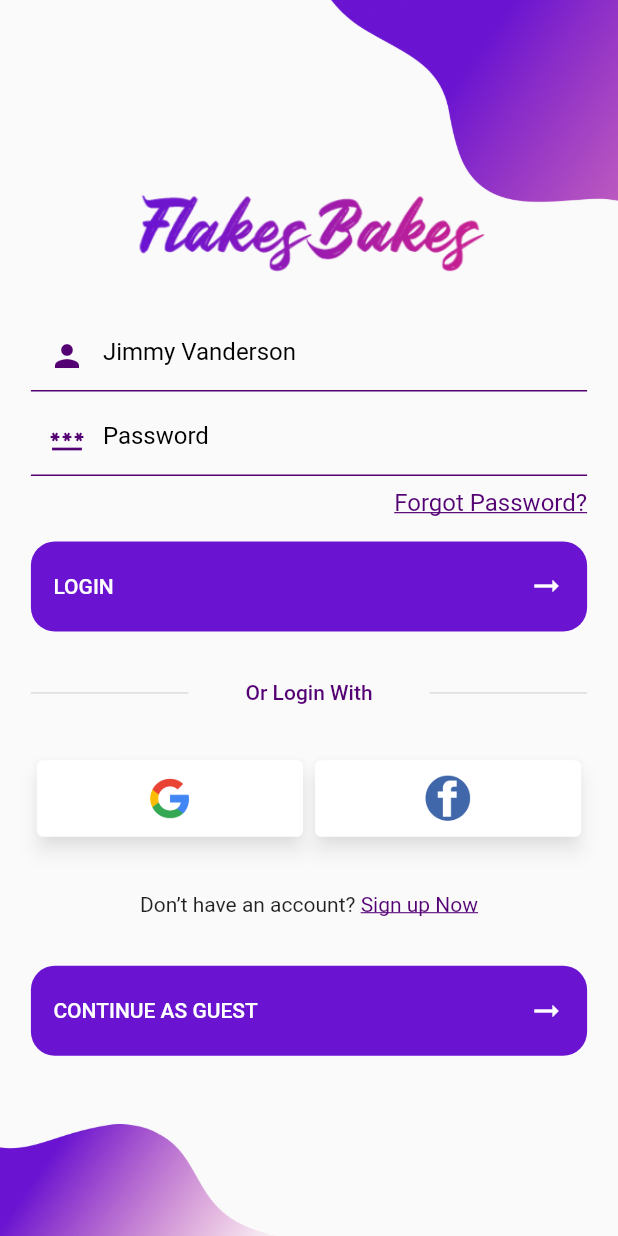
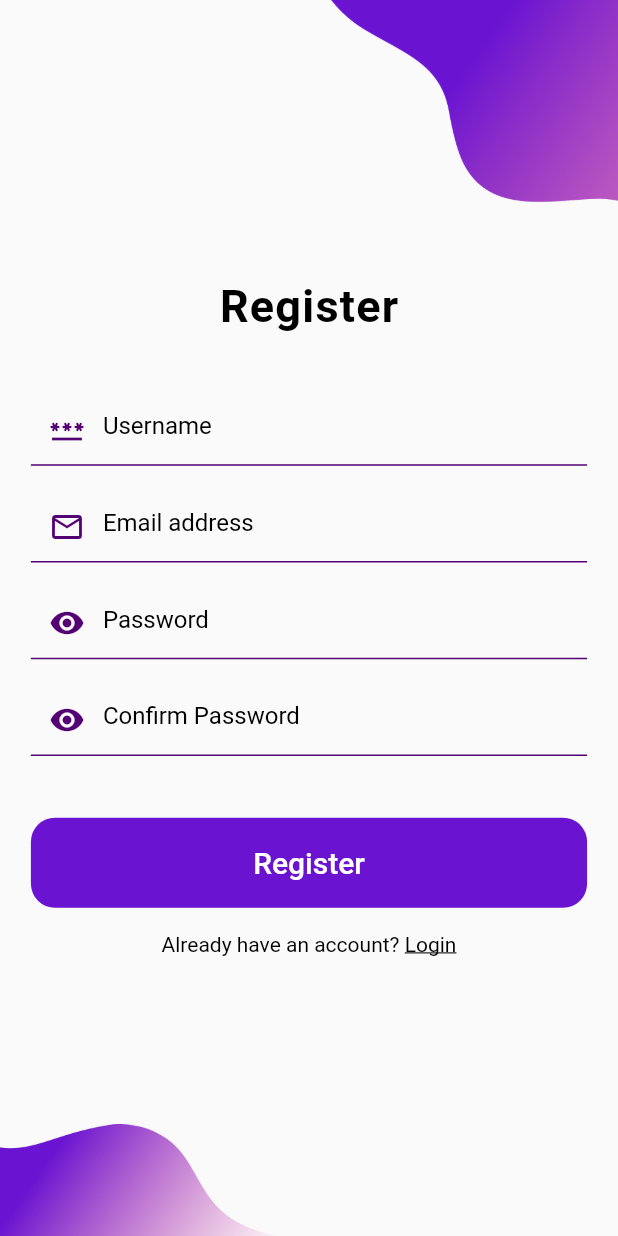
Before and after one commit to achyutpratham7/flakes_bakes, a Flutter app: the screen it shows after launch, after a tap on "Sign up Now", on a phone screen of 412 x 824 dp. Run offline on Flutter 3.47's test engine with Material 2 defaults, Android fonts, the phone set to English and light mode, and no system bars; our stand-ins replace get, responsive_builder.

Commit message:
two screen

```diff
--- a/lib/main.dart
+++ b/lib/main.dart
@@ -1,5 +1,6 @@
 import 'package:flakes_bakes/screens/splash_screen.dart';
 import 'package:flutter/material.dart';
+import 'package:get/get_navigation/get_navigation.dart';
 
 void main() {
   runApp(const MyApp());
@@ -11,13 +12,13 @@ class MyApp extends StatelessWidget {
   // This widget is the root of your application.
   @override
   Widget build(BuildContext context) {
-    return MaterialApp(
-      title: 'Flutter Demo',
+    return GetMaterialApp(
+      title: 'Flakes Bakes',
       debugShowCheckedModeBanner: false,
       theme: ThemeData(
         primarySwatch: Colors.blue,
       ),
-      home: splash_screen(),
+      home: SplashScreen(),
     );
   }
 }
--- /dev/null
+++ b/lib/screens/guest_screen.dart
@@ -0,0 +1,15 @@
+import 'package:flutter/material.dart';
+
+class GuestScreen extends StatefulWidget {
+  const GuestScreen({super.key});
+
+  @override
+  State<GuestScreen> createState() => _GuestScreenState();
+}
+
+class _GuestScreenState extends State<GuestScreen> {
+  @override
+  Widget build(BuildContext context) {
+    return Scaffold();
+  }
+}
--- a/lib/screens/login_screen.dart
+++ b/lib/screens/login_screen.dart
@@ -1,14 +1,19 @@
+import 'package:flakes_bakes/screens/register_screen.dart';
 import 'package:flutter/material.dart';
+import 'package:get/get.dart';
+import 'package:get/get_core/src/get_main.dart';
 import 'package:responsive_builder/responsive_builder.dart';
 
-class login_screen extends StatefulWidget {
-  const login_screen({super.key});
+class LoginScreen extends StatefulWidget {
+  const LoginScreen({super.key});
 
   @override
-  State<login_screen> createState() => _login_screenState();
+  State<LoginScreen> createState() => _LoginScreenState();
 }
 
-class _login_screenState extends State<login_screen> {
+class _LoginScreenState extends State<LoginScreen> {
+  TextEditingController userName = TextEditingController();
+  TextEditingController userPassword = TextEditingController();
   @override
   Widget build(BuildContext context) {
     double height = MediaQuery.of(context).size.height;
@@ -42,6 +47,7 @@ class _login_screenState extends State<login_screen> {
                         height: height * 0.03,
                       ),
                       TextFormField(
+                        controller: userName,
                         cursorColor: const Color(0xff540174),
                         decoration: const InputDecoration(
                             border: UnderlineInputBorder(
@@ -65,6 +71,7 @@ class _login_screenState extends State<login_screen> {
                         height: height * 0.01,
                       ),
                       TextFormField(
+                        controller: userPassword,
                         obscureText: true,
                         cursorColor: const Color(0xff540174),
                         decoration: const InputDecoration(
@@ -205,7 +212,10 @@ class _login_screenState extends State<login_screen> {
                         children: [
                           const Text('Don’t have an account? '),
                           InkWell(
-                            onTap: () {},
+                            onTap: () {
+                              Get.to(const RegisterScreen(),
+                                  transition: Transition.cupertino);
+                            },
                             child: const Text(
                               'Sign up Now',
                               style: TextStyle(
--- /dev/null
+++ b/lib/screens/register_screen.dart
@@ -0,0 +1,230 @@
+import 'package:flakes_bakes/screens/guest_screen.dart';
+import 'package:flutter/cupertino.dart';
+import 'package:flutter/material.dart';
+import 'package:get/get.dart';
+import 'package:get/get_core/src/get_main.dart';
+import 'package:responsive_builder/responsive_builder.dart';
+
+class RegisterScreen extends StatefulWidget {
+  const RegisterScreen({super.key});
+
+  @override
+  State<RegisterScreen> createState() => _RegisterScreenState();
+}
+
+class _RegisterScreenState extends State<RegisterScreen> {
+  TextEditingController registername = TextEditingController();
+  TextEditingController registeremail = TextEditingController();
+  TextEditingController registerpassword = TextEditingController();
+  TextEditingController registerconfirmpassword = TextEditingController();
+
+  @override
+  Widget build(BuildContext context) {
+    double height = MediaQuery.of(context).size.height;
+    double width = MediaQuery.of(context).size.width;
+    return Scaffold(
+        resizeToAvoidBottomInset: false,
+        body: ResponsiveBuilder(
+          builder: (context, sizingInformation) {
+            return Stack(
+              fit: StackFit.loose,
+              children: [
+                Align(
+                    alignment: Alignment.topRight,
+                    child: Image.asset("assets/images/bc_top.png",
+                        width: sizingInformation.localWidgetSize.width / 2)),
+                Center(
+                  child: Container(
+                    width: width * 0.9,
+                    child: Column(
+                      mainAxisAlignment: MainAxisAlignment.center,
+                      crossAxisAlignment: CrossAxisAlignment.center,
+                      children: [
+                        Text(
+                          'Register',
+                          style: TextStyle(
+                              color: Colors.black,
+                              fontWeight: FontWeight.w700,
+                              fontSize: 30,
+                              letterSpacing: 0.8),
+                        ),
+                        SizedBox(
+                          height: height * 0.05,
+                        ),
+                        TextFormField(
+                          controller: registername,
+                          obscureText: true,
+                          cursorColor: const Color(0xff540174),
+                          decoration: const InputDecoration(
+                              border: UnderlineInputBorder(
+                                borderSide:
+                                    BorderSide(color: Color(0xff540174)),
+                              ),
+                              focusedBorder: UnderlineInputBorder(
+                                borderSide:
+                                    BorderSide(color: Color(0xff540174)),
+                              ),
+                              enabledBorder: UnderlineInputBorder(
+                                borderSide:
+                                    BorderSide(color: Color(0xff540174)),
+                              ),
+                              prefixIcon: Icon(
+                                Icons.password,
+                                color: Color(0xff540174),
+                              ),
+                              hintText: 'Username',
+                              hintStyle:
+                                  TextStyle(fontSize: 16, color: Colors.black)),
+                        ),
+                        SizedBox(
+                          height: height * 0.02,
+                        ),
+                        TextFormField(
+                          controller: registeremail,
+                          obscureText: true,
+                          cursorColor: const Color(0xff540174),
+                          decoration: const InputDecoration(
+                              border: UnderlineInputBorder(
+                                borderSide:
+                                    BorderSide(color: Color(0xff540174)),
+                              ),
+                              focusedBorder: UnderlineInputBorder(
+                                borderSide:
+                                    BorderSide(color: Color(0xff540174)),
+                              ),
+                              enabledBorder: UnderlineInputBorder(
+                                borderSide:
+                                    BorderSide(color: Color(0xff540174)),
+                              ),
+                              prefixIcon: Icon(
+                                Icons.email_outlined,
+                                color: Color(0xff540174),
+                              ),
+                              hintText: 'Email address',
+                              hintStyle:
+                                  TextStyle(fontSize: 16, color: Colors.black)),
+                        ),
+                        SizedBox(
+                          height: height * 0.02,
+                        ),
+                        TextFormField(
+                          controller: registerpassword,
+                          obscureText: true,
+                          cursorColor: const Color(0xff540174),
+                          decoration: const InputDecoration(
+                              border: UnderlineInputBorder(
+                                borderSide:
+                                    BorderSide(color: Color(0xff540174)),
+                              ),
+                              focusedBorder: UnderlineInputBorder(
+                                borderSide:
+                                    BorderSide(color: Color(0xff540174)),
+                              ),
+                              enabledBorder: UnderlineInputBorder(
+                                borderSide:
+                                    BorderSide(color: Color(0xff540174)),
+                              ),
+                              prefixIcon: Icon(
+                                Icons.remove_red_eye,
+                                color: Color(0xff540174),
+                              ),
+                              hintText: 'Password',
+                              hintStyle:
+                                  TextStyle(fontSize: 16, color: Colors.black)),
+                        ),
+                        SizedBox(
+                          height: height * 0.02,
+                        ),
+                        TextFormField(
+                          controller: registerconfirmpassword,
+                          obscureText: true,
+                          cursorColor: const Color(0xff540174),
+                          decoration: const InputDecoration(
+                              border: UnderlineInputBorder(
+                                borderSide:
+                                    BorderSide(color: Color(0xff540174)),
+                              ),
+                              focusedBorder: UnderlineInputBorder(
+                                borderSide:
+                                    BorderSide(color: Color(0xff540174)),
+                              ),
+                              enabledBorder: UnderlineInputBorder(
+                                borderSide:
+                                    BorderSide(color: Color(0xff540174)),
+                              ),
+                              prefixIcon: Icon(
+                                Icons.remove_red_eye,
+                                color: Color(0xff540174),
+                              ),
+                              hintText: 'Confirm Password',
+                              hintStyle:
+                                  TextStyle(fontSize: 16, color: Colors.black)),
+                        ),
+                        SizedBox(
+                          height: height * 0.05,
+                        ),
+                        TextButton(
+                          style: TextButton.styleFrom(
+                            fixedSize: Size(width * 0.9, 60),
+                            backgroundColor: const Color(0xFF6A14D1),
+                            shape: RoundedRectangleBorder(
+                              borderRadius: BorderRadius.circular(16),
+                            ),
+                            padding: const EdgeInsets.symmetric(
+                                vertical: 15, horizontal: 15),
+                          ),
+                          onPressed: () {},
+                          child: Row(
+                            mainAxisAlignment: MainAxisAlignment.center,
+                            children: const [
+                              Text(
+                                'Register',
+                                style: TextStyle(
+                                    color: Colors.white,
+                                    fontWeight: FontWeight.w500,
+                                    fontSize: 20),
+                              ),
+                            ],
+                          ),
+                        ),
+                        SizedBox(
+                          height: height * 0.02,
+                        ),
+                        Wrap(
+                          children: [
+                            const Text(
+                              'Already have an account? ',
+                              style:
+                                  TextStyle(fontSize: 14, color: Colors.black),
+                            ),
+                            InkWell(
+                              onTap: () {
+                                Get.to(const GuestScreen(),
+                                    transition: Transition.leftToRight);
+                              },
+                              child: const Text(
+                                'Login',
+                                style: TextStyle(
+                                  fontSize: 14,
+                                  color: Colors.black,
+                                  decoration: TextDecoration.underline,
+                                ),
+                              ),
+                            ),
+                          ],
+                        ),
+                      ],
+                    ),
+                  ),
+                ),
+                Align(
+                    alignment: Alignment.bottomLeft,
+                    child: Image.asset("assets/images/bc_bottom.png",
+                        width:
+                            sizingInformation.localWidgetSize.width / 2 + 25)),
+              ],
+            );
+          },
+        ));
+  }
+}
--- a/lib/screens/splash_screen.dart
+++ b/lib/screens/splash_screen.dart
@@ -4,21 +4,21 @@ import 'package:flakes_bakes/screens/login_screen.dart';
 import 'package:flutter/material.dart';
 import 'package:responsive_builder/responsive_builder.dart';
 
-class splash_screen extends StatefulWidget {
-  splash_screen({super.key});
+class SplashScreen extends StatefulWidget {
+  SplashScreen({super.key});
 
   @override
-  State<splash_screen> createState() => _splash_screenState();
+  State<SplashScreen> createState() => _SplashScreenState();
 }
 
-class _splash_screenState extends State<splash_screen> {
+class _SplashScreenState extends State<SplashScreen> {
   @override
   void initState() {
     super.initState();
     Timer(
         Duration(seconds: 5),
         () => Navigator.pushReplacement(
-            context, MaterialPageRoute(builder: (context) => login_screen())));
+            context, MaterialPageRoute(builder: (context) => LoginScreen())));
   }
 
   @override
--- a/pubspec.yaml
+++ b/pubspec.yaml
@@ -36,6 +36,7 @@ dependencies:
   # Use with the CupertinoIcons class for iOS style icons.
   cupertino_icons: ^1.0.2
   responsive_builder: ^0.6.0
+  get: ^4.6.5
 
 dev_dependencies:
   flutter_test:
```
Also changed, not shown: pubspec.lock.
